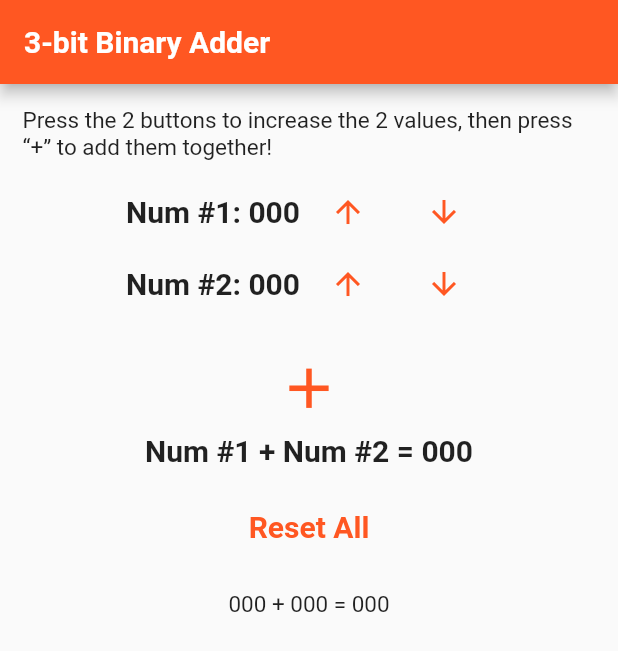
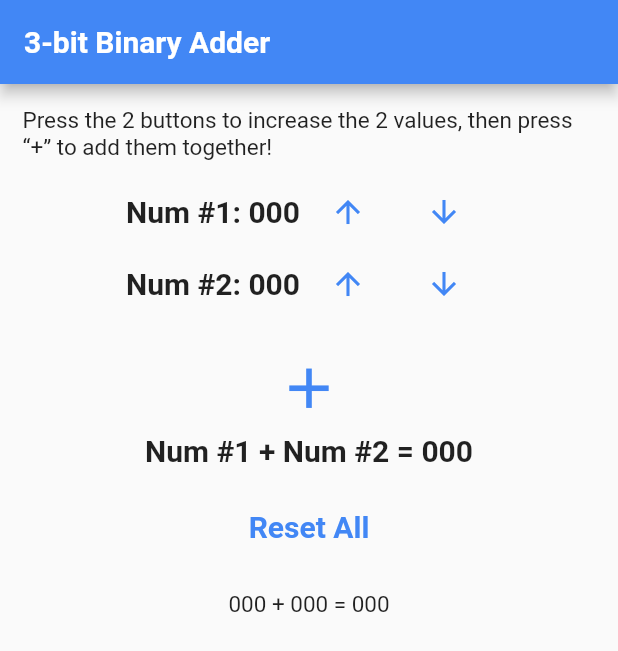
Before and after one commit to techbytesorg/app-design-repo, a Flutter app: the screen it shows after launch, after a tap on the "add" icon, on a phone screen of 412 x 824 dp. Shown: the top 651 px of the screen. Run offline on Flutter 3.47's test engine with Material 2 defaults, Android fonts, the phone set to English and light mode, and no system bars.

Commit message:
June 5th

```diff
--- a/binary_adder/lib/adder_view.dart
+++ b/binary_adder/lib/adder_view.dart
@@ -59,14 +59,17 @@ class _AdderViewState extends State<AdderView> {
       if ((_num1 >= 0 && _num1 <= 7) && (_num2 >= 0 && _num2 <= 7)) {
         _sum12Desc = (_sum12 > 7) ? "Overflow!" : "";
 
-        history.add("${binary_array[_num1]} + ${binary_array[_num2]} = "
+        history.insert(0, "${binary_array[_num1]} + ${binary_array[_num2]} = "
             "${(_sum12 <= 7) ? binary_array[_sum12] : _sum12Desc}");
       } else {
         _sum12Desc = "Imprecise Sum";
 
-        history.add(
-            "${(_num1 >= 0 && _num1 <= 7) ? binary_array[_num1] : _num1Desc} + "
+        history.insert(0, "${(_num1 >= 0 && _num1 <= 7) ? binary_array[_num1] : _num1Desc} + "
             "${(_num2 >= 0 && _num2 <= 7) ? binary_array[_num2] : _num2Desc} = $_sum12Desc");
+      }
+
+      if (history.length > 8) {
+        history.removeLast();
       }
     });
   }
@@ -163,6 +166,7 @@ class _AdderViewState extends State<AdderView> {
           SizedBox(height: 10),
           ListView.builder(
               shrinkWrap: true,
+              physics: const NeverScrollableScrollPhysics(),
               itemCount: history.length,
               itemBuilder: (BuildContext context, int index) {
                 return Center(
--- a/binary_adder/lib/binary_adder_app.dart
+++ b/binary_adder/lib/binary_adder_app.dart
@@ -9,7 +9,7 @@ class BinaryAdderApp extends StatelessWidget {
   Widget build(BuildContext context) {
     return MaterialApp(
       debugShowCheckedModeBanner: false,
-      theme: ThemeData(primarySwatch: Colors.deepOrange),
+      theme: ThemeData(primarySwatch: customBlue),
       home: Scaffold(
         appBar: AppBar(
           title: Text(
```
Also changed, not shown: binary_adder/lib/data.dart (+39 -1 lines).
